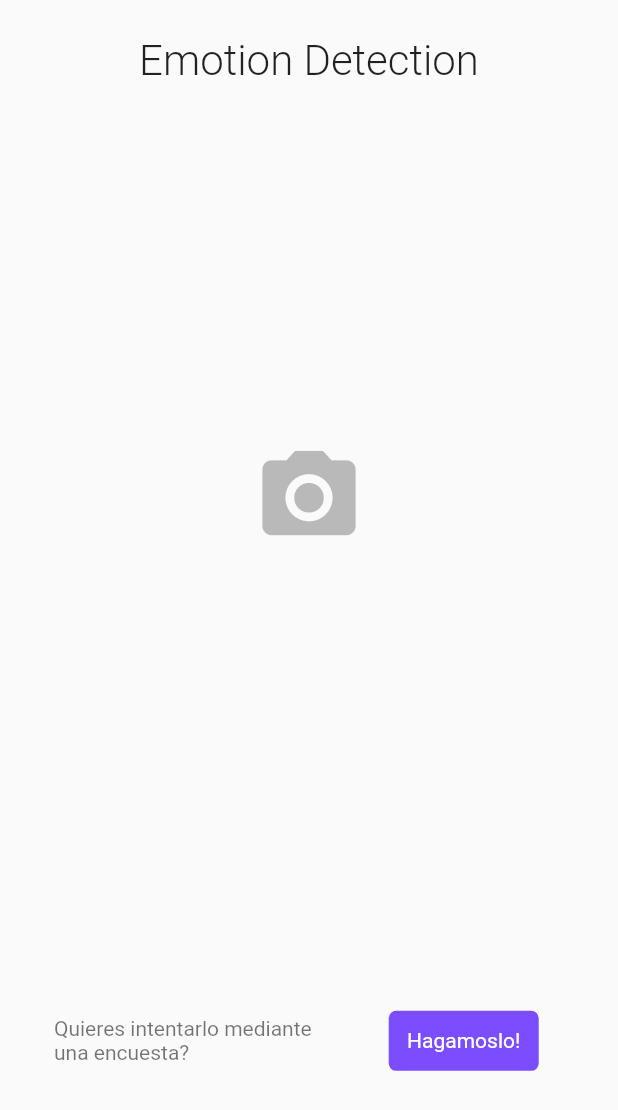
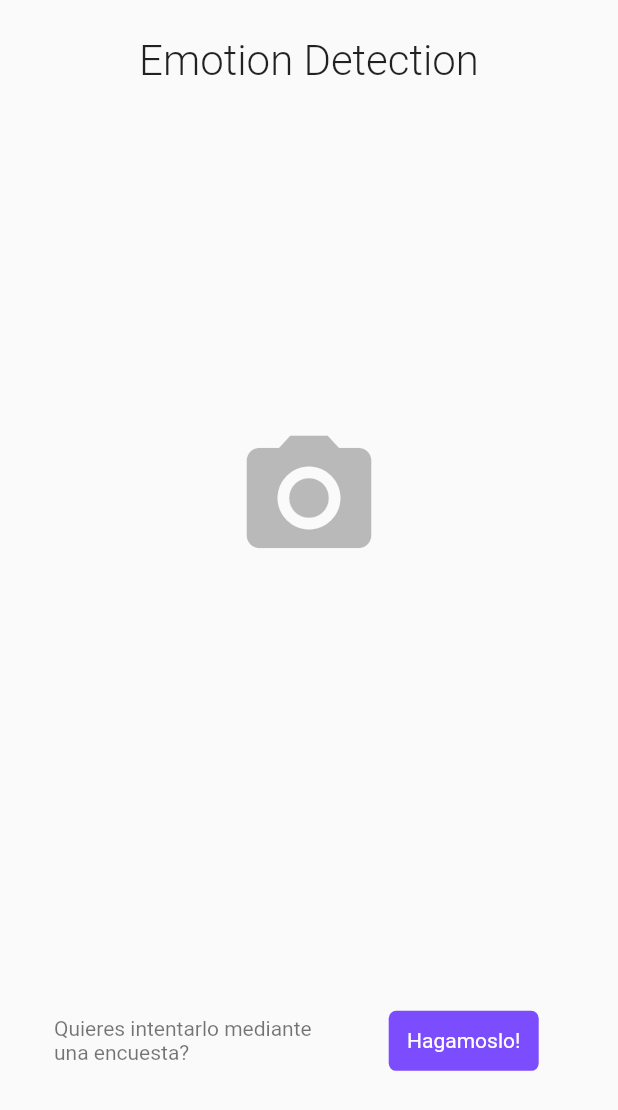
Before and after one commit to Alvardud/machine_learning_proyect_IO2019, a Flutter app: the screen it shows after launch, on a phone screen of 412 x 824 dp. Shown: the top 1110 px of the screen. Run offline on Flutter 3.47's test engine with Material 2 defaults, Android fonts, the phone set to English and light mode, and no system bars; our stand-ins replace image_picker.

Commit message:
Update custom.dart
resize padding and camera's icon

```diff
--- a/demo/lib/widgets/custom.dart
+++ b/demo/lib/widgets/custom.dart
@@ -108,7 +108,7 @@ class _ContenidoState extends State<Contenido> {
       children: <Widget>[
         Center(
           child: Padding(
-            padding: const EdgeInsets.symmetric(vertical: 80.0),
+            padding: const EdgeInsets.symmetric(vertical: 50.0),
             child: InkWell(
               onTap: () {
                 _getImage().then((value) {
@@ -125,7 +125,8 @@ class _ContenidoState extends State<Contenido> {
                 crossAxisAlignment: CrossAxisAlignment.center,
                 children: <Widget>[
                   const Icon(Icons.camera_alt,
-                      size: 75.0, color: colores.border),
+                      size: 100.0, color: colores.border
+                  ),
 
                 ],
               ),
```
